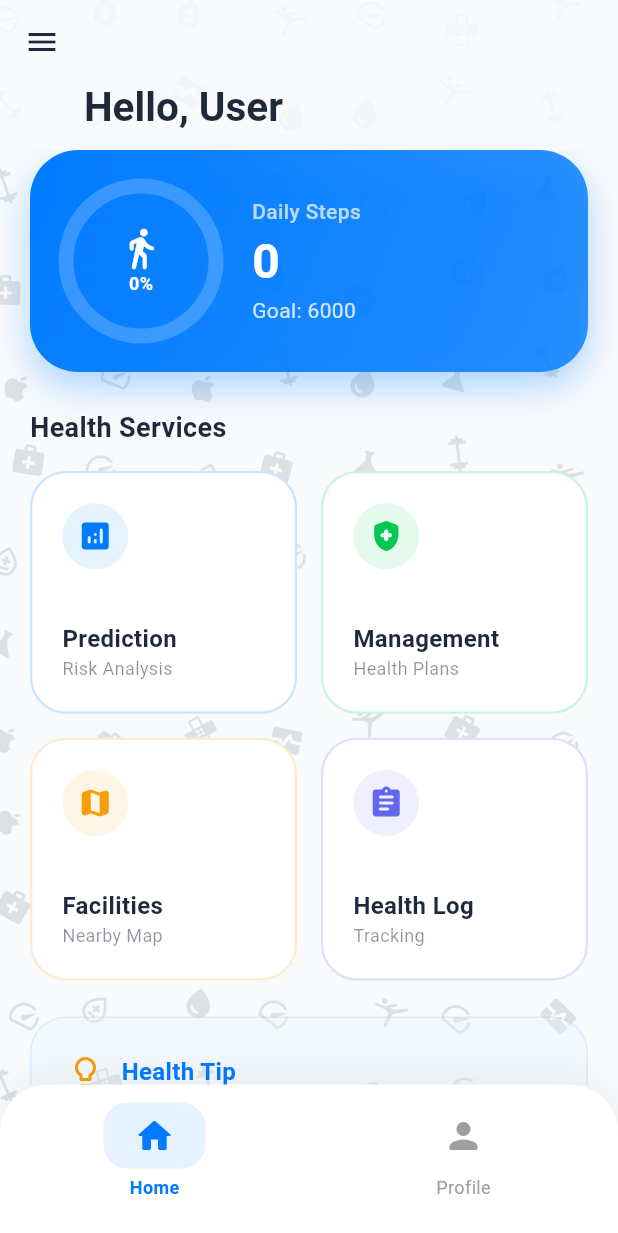
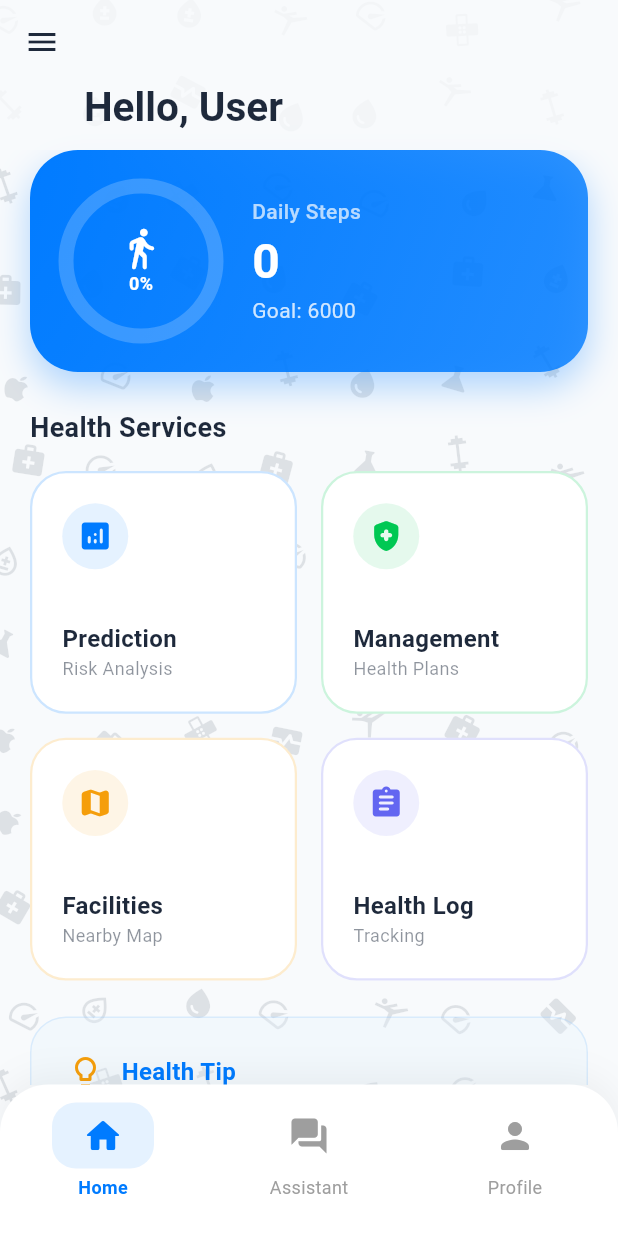
Before and after one commit to Owusu234/diabetes_prediction, a Flutter app: the screen it shows after launch, after a tap on "Get Started", after a tap on "Complete Profile", on a phone screen of 412 x 824 dp. Shown: the top 1233 px of the screen. Run offline on Flutter 3.47's test engine with Material 3 defaults, Android fonts, the phone set to English and light mode, and no system bars; our stand-ins replace connectivity_plus, flutter_dotenv, flutter_map, flutter_tts, geolocator, image_picker and 5 more; accounts and stored records are empty.

Commit message:
Added diabetes chatbot

```diff
--- /dev/null
+++ b/lib/chat/chat_screen.dart
@@ -0,0 +1,228 @@
+import 'dart:convert';
+import 'package:flutter/material.dart';
+import 'package:http/http.dart' as http;
+import 'package:flutter_dotenv/flutter_dotenv.dart';
+import '../const/colors.dart';
+import '../const/diabetes_doodle_painter.dart';
+
+class ChatScreen extends StatefulWidget {
+  const ChatScreen({super.key});
+
+  @override
+  State<ChatScreen> createState() => _ChatScreenState();
+}
+
+class _ChatScreenState extends State<ChatScreen> {
+  final TextEditingController _messageController = TextEditingController();
+  final List<Map<String, String>> _messages = [
+    {
+      'role': 'assistant',
+      'content': 'Hello! I am your Diabetes Predict assistant. How can I help you manage your Type 2 diabetes today?'
+    }
+  ];
+  bool _isLoading = false;
+  final ScrollController _scrollController = ScrollController();
+
+  void _scrollToBottom() {
+    WidgetsBinding.instance.addPostFrameCallback((_) {
+      if (_scrollController.hasClients) {
+        _scrollController.animateTo(
+          _scrollController.position.maxScrollExtent,
+          duration: const Duration(milliseconds: 300),
+          curve: Curves.easeOut,
+        );
+      }
+    });
+  }
+
+  Future<void> _sendMessage() async {
+    final text = _messageController.text.trim();
+    if (text.isEmpty) return;
+
+    setState(() {
+      _messages.add({'role': 'user', 'content': text});
+      _messageController.clear();
+      _isLoading = true;
+    });
+    _scrollToBottom();
+
+    try {
+      final apiKey = dotenv.env['OPENROUTER_API_KEY'] ?? '';
+      final response = await http.post(
+        Uri.parse('https://openrouter.ai/api/v1/chat/completions'),
+        headers: {
+          'Authorization': 'Bearer $apiKey',
+          'Content-Type': 'application/json',
+          'HTTP-Referer': 'https://diabetes-predict.app', // Optional
+          'X-Title': 'Diabetes Predict', // Optional
+        },
+        body: jsonEncode({
+          'model': 'openai/gpt-3.5-turbo', // or any other available model
+          'messages': [
+            {
+              'role': 'system',
+              'content': 'You are a professional and empathetic medical assistant specializing in Type 2 Diabetes. '
+                  'Provide helpful information about diet, exercise, and blood sugar management. '
+                  'Always advise the user to consult with a qualified healthcare professional for medical diagnosis and treatment. '
+                  'Do not give specific medical prescriptions.'
+            },
+            ..._messages,
+          ],
+        }),
+      );
+
+      if (response.statusCode == 200) {
+        final data = jsonDecode(response.body);
+        final reply = data['choices'][0]['message']['content'];
+        setState(() {
+          _messages.add({'role': 'assistant', 'content': reply});
+        });
+      } else {
+        setState(() {
+          _messages.add({
+            'role': 'assistant',
+            'content': 'Sorry, I encountered an error. Please check your connection and try again.'
+          });
+        });
+      }
+    } catch (e) {
+      setState(() {
+        _messages.add({
+          'role': 'assistant',
+          'content': 'Connection error. Please ensure your OpenRouter API key is configured.'
+        });
+      });
+    } finally {
+      setState(() {
+        _isLoading = false;
+      });
+      _scrollToBottom();
+    }
+  }
+
+  @override
+  Widget build(BuildContext context) {
+    return Scaffold(
+      appBar: AppBar(
+        title: const Text('Health Assistant', style: TextStyle(fontWeight: FontWeight.bold)),
+        centerTitle: true,
+      ),
+      body: Stack(
+        children: [
+          Positioned.fill(
+            child: CustomPaint(
+              painter: DiabetesDoodlePainter(
+                iconColor: Theme.of(context).colorScheme.onSurface.withOpacity(0.03),
+              ),
+            ),
+          ),
+          Column(
+            children: [
+              Expanded(
+                child: ListView.builder(
+                  controller: _scrollController,
+                  padding: const EdgeInsets.all(16),
+                  itemCount: _messages.length,
+                  itemBuilder: (context, index) {
+                    final msg = _messages[index];
+                    final isUser = msg['role'] == 'user';
+                    return _buildChatBubble(msg['content']!, isUser);
+                  },
+                ),
+              ),
+              if (_isLoading)
+                const Padding(
+                  padding: EdgeInsets.symmetric(vertical: 8),
+                  child: CircularProgressIndicator(strokeWidth: 2),
+                ),
+              _buildInputArea(),
+            ],
+          ),
+        ],
+      ),
+    );
+  }
+
+  Widget _buildChatBubble(String content, bool isUser) {
+    return Align(
+      alignment: isUser ? Alignment.centerRight : Alignment.centerLeft,
+      child: Container(
+        margin: const EdgeInsets.symmetric(vertical: 8),
+        padding: const EdgeInsets.symmetric(horizontal: 16, vertical: 12),
+        constraints: BoxConstraints(maxWidth: MediaQuery.of(context).size.width * 0.75),
+        decoration: BoxDecoration(
+          color: isUser ? AppColors.primary : Theme.of(context).cardTheme.color,
+          borderRadius: BorderRadius.only(
+            topLeft: const Radius.circular(20),
+            topRight: const Radius.circular(20),
+            bottomLeft: Radius.circular(isUser ? 20 : 0),
+            bottomRight: Radius.circular(isUser ? 0 : 20),
+          ),
+          border: isUser ? null : Border.all(color: AppColors.primary.withOpacity(0.1)),
+          boxShadow: [
+            BoxShadow(
+              color: Colors.black.withOpacity(0.05),
+              blurRadius: 5,
+              offset: const Offset(0, 2),
+            ),
+          ],
+        ),
+        child: Text(
+          content,
+          style: TextStyle(
+            color: isUser ? Colors.white : Theme.of(context).colorScheme.onSurface,
+            fontSize: 15,
+          ),
+        ),
+      ),
+    );
+  }
+
+  Widget _buildInputArea() {
+    return Container(
+      padding: const EdgeInsets.fromLTRB(16, 8, 16, 32),
+      decoration: BoxDecoration(
+        color: Theme.of(context).scaffoldBackgroundColor,
+        boxShadow: [
+          BoxShadow(
+            color: Colors.black.withOpacity(0.05),
+            blurRadius: 10,
+            offset: const Offset(0, -5),
+          ),
+        ],
+      ),
+      child: Row(
+        children: [
+          Expanded(
+            child: TextField(
+              controller: _messageController,
+              decoration: InputDecoration(
+                hintText: 'Type your message...',
+                filled: true,
+                fillColor: Theme.of(context).cardTheme.color,
+                contentPadding: const EdgeInsets.symmetric(horizontal: 20, vertical: 12),
+                border: OutlineInputBorder(
+                  borderRadius: BorderRadius.circular(30),
+                  borderSide: BorderSide.none,
+                ),
+              ),
+              onSubmitted: (_) => _sendMessage(),
+            ),
+          ),
+          const SizedBox(width: 8),
+          GestureDetector(
+            onTap: _sendMessage,
+            child: Container(
+              padding: const EdgeInsets.all(12),
+              decoration: const BoxDecoration(
+                color: AppColors.primary,
+                shape: BoxShape.circle,
+              ),
+              child: const Icon(Icons.send_rounded, color: Colors.white, size: 24),
+            ),
+          ),
+        ],
+      ),
+    );
+  }
+}
--- a/lib/homepage.dart
+++ b/lib/homepage.dart
@@ -22,6 +22,7 @@ import 'network/offline_screen.dart';
 import 'profile_screen.dart';
 import 'diet/diet_plan_screen.dart';
 import 'health_tips_screen.dart';
+import 'chat/chat_screen.dart';
 
 class HomePage extends StatefulWidget {
   const HomePage({super.key});
@@ -133,6 +134,7 @@ class _HomePageState extends State<HomePage> {
               index: _currentIndex,
               children: [
                 _buildHomeBody(),
+                const ChatScreen(),
                 ProfileScreen(
                   username: _username,
                   image: _image,
@@ -158,9 +160,9 @@ class _HomePageState extends State<HomePage> {
           pinned: true,
           stretch: true,
           centerTitle: false,
-          automaticallyImplyLeading: true, // Return drawer icon
+          automaticallyImplyLeading: true,
           flexibleSpace: FlexibleSpaceBar(
-            titlePadding: const EdgeInsets.symmetric(horizontal: 56, vertical: 12), // Adjust for drawer icon
+            titlePadding: const EdgeInsets.symmetric(horizontal: 56, vertical: 12),
             title: Text(
               'Hello, $_username',
               style: TextStyle(
@@ -406,7 +408,8 @@ class _HomePageState extends State<HomePage> {
         mainAxisAlignment: MainAxisAlignment.spaceAround,
         children: [
           _buildNavItem(Icons.home_rounded, 'Home', 0),
-          _buildNavItem(Icons.person_rounded, 'Profile', 1),
+          _buildNavItem(Icons.forum_rounded, 'Assistant', 1),
+          _buildNavItem(Icons.person_rounded, 'Profile', 2),
         ],
       ),
     );
--- a/lib/profile_screen.dart
+++ b/lib/profile_screen.dart
@@ -6,6 +6,7 @@ import 'package:shared_preferences/shared_preferences.dart';
 import 'drawer/app_theme.dart';
 import 'const/colors.dart';
 import 'const/diabetes_doodle_painter.dart';
+import 'chat/chat_screen.dart';
 
 class ProfileScreen extends StatefulWidget {
   final String username;
@@ -326,6 +327,9 @@ class _ProfileScreenState extends State<ProfileScreen> {
                     'Check Logs',
                     Icons.history_rounded,
                     AppColors.accent,
+                    onTap: () {
+                      // Handled by parent or default action
+                    },
                   ),
                   const SizedBox(height: 16),
                   _buildHealthCard(
@@ -333,6 +337,19 @@ class _ProfileScreenState extends State<ProfileScreen> {
                     '${(widget.stepProgress * 100).toInt()}% Completed',
                     Icons.track_changes_rounded,
                     AppColors.secondary,
+                  ),
+                  const SizedBox(height: 16),
+                  _buildHealthCard(
+                    'Health Assistant',
+                    'Chat for Diabetes Insights',
+                    Icons.chat_bubble_outline_rounded,
+                    AppColors.primary,
+                    onTap: () {
+                      Navigator.push(
+                        context,
+                        MaterialPageRoute(builder: (context) => const ChatScreen()),
+                      );
+                    },
                   ),
                 ],
               ),
@@ -364,13 +381,16 @@ class _ProfileScreenState extends State<ProfileScreen> {
     );
   }
 
-  Widget _buildHealthCard(String title, String subtitle, IconData icon, Color color) {
-    return Container(
+  Widget _buildHealthCard(String title, String subtitle, IconData icon, Color color, {VoidCallback? onTap}) {
+    return InkWell(
+      onTap: onTap,
+      borderRadius: BorderRadius.circular(24),
+      child: Container(
         padding: const EdgeInsets.all(20),
         decoration: BoxDecoration(
           color: Theme.of(context).cardTheme.color,
           borderRadius: BorderRadius.circular(24),
-        border: Border.all(color: color.withOpacity(0.2), width: 1.5), // Added border colors
+          border: Border.all(color: color.withOpacity(0.2), width: 1.5),
           boxShadow: [
             BoxShadow(
               color: Colors.black.withOpacity(0.03),
@@ -414,6 +434,7 @@ class _ProfileScreenState extends State<ProfileScreen> {
             Icon(Icons.chevron_right_rounded, color: Colors.grey.withOpacity(0.5)),
           ],
         ),
+      ),
     );
   }
 }
```
Also changed, not shown: lib/widgets/chatbot_fab.dart (added, +83 -0 lines). Lines whose indentation alone changed are shown as unchanged.
